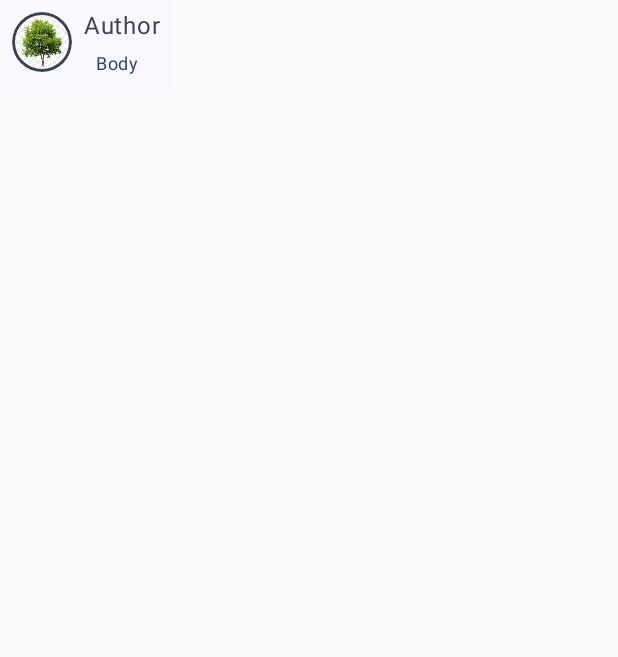
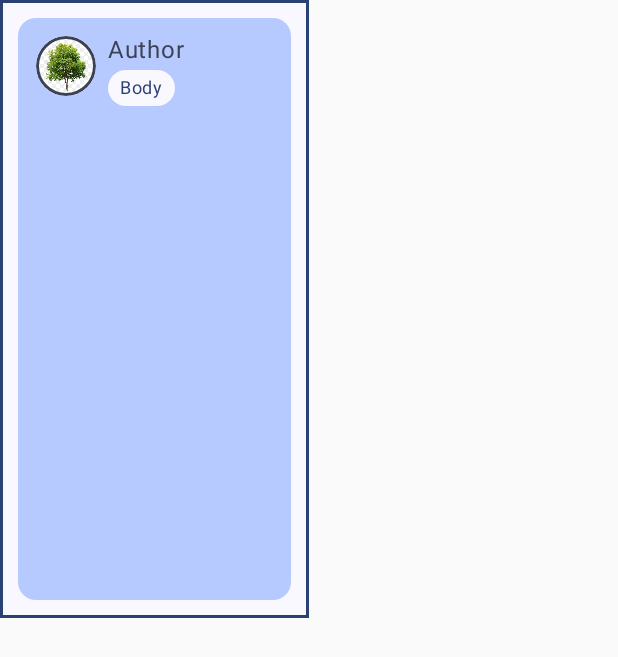
Before and after one commit to Ojongseok/Compose_CodeLab_Tutorial, an Android app built with Jetpack Compose: the screen it shows after launch (MainActivity), on a phone screen of 412 x 824 dp. Shown: the top 657 px of the screen. Run offline under Robolectric (Android 15) with nearby library versions, the phone set to English and light mode, and no system bars.

Commit message:
fillMaxWidth, fillMaxHeight, fillMaxSize로 크기 조절해보기

```diff
--- a/app/src/main/java/com/example/composetutorial/MainActivity.kt
+++ b/app/src/main/java/com/example/composetutorial/MainActivity.kt
@@ -4,21 +4,26 @@ import android.os.Bundle
 import androidx.activity.ComponentActivity
 import androidx.activity.compose.setContent
 import androidx.compose.foundation.Image
+import androidx.compose.foundation.background
 import androidx.compose.foundation.border
 import androidx.compose.foundation.layout.Column
 import androidx.compose.foundation.layout.Row
 import androidx.compose.foundation.layout.Spacer
+import androidx.compose.foundation.layout.fillMaxSize
+import androidx.compose.foundation.layout.fillMaxWidth
 import androidx.compose.foundation.layout.height
 import androidx.compose.foundation.layout.padding
 import androidx.compose.foundation.layout.size
 import androidx.compose.foundation.layout.width
 import androidx.compose.foundation.shape.CircleShape
+import androidx.compose.foundation.shape.RoundedCornerShape
 import androidx.compose.material3.MaterialTheme
 import androidx.compose.material3.Surface
 import androidx.compose.material3.Text
 import androidx.compose.runtime.Composable
 import androidx.compose.ui.Modifier
 import androidx.compose.ui.draw.clip
+import androidx.compose.ui.graphics.RectangleShape
 import androidx.compose.ui.res.painterResource
 import androidx.compose.ui.tooling.preview.Preview
 import androidx.compose.ui.unit.dp
@@ -41,7 +46,14 @@ data class Message(val author: String, val body: String)
 
 @Composable
 fun MessageCard(msg: Message) {
-    Row(modifier = Modifier.padding(all = 8.dp)) {
+    Row(
+        modifier = Modifier
+            .fillMaxSize(0.5f)
+            .border(width = 2.dp, color = MaterialTheme.colorScheme.primary, shape = RectangleShape)
+            .padding(all = 12.dp)
+            .background(color = MaterialTheme.colorScheme.inversePrimary, shape = RoundedCornerShape(12.dp))
+            .padding(all = 12.dp)
+    ) {
         Image(
             painter = painterResource(id = R.drawable.sample_image),
             contentDescription = "sample",
```
